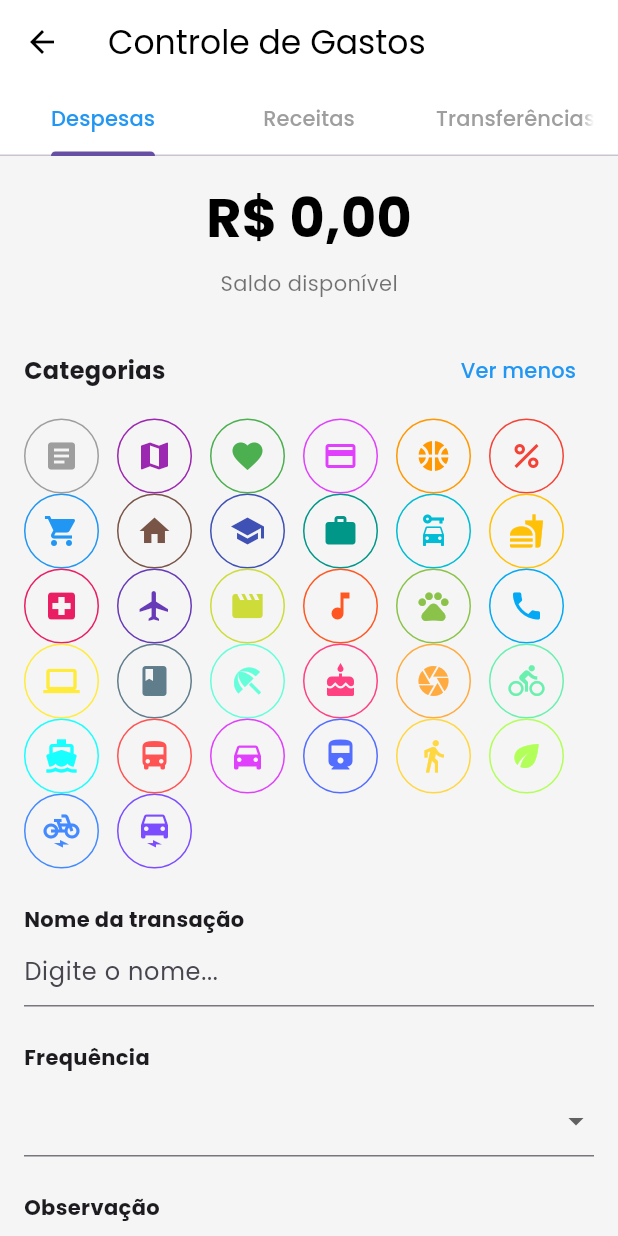
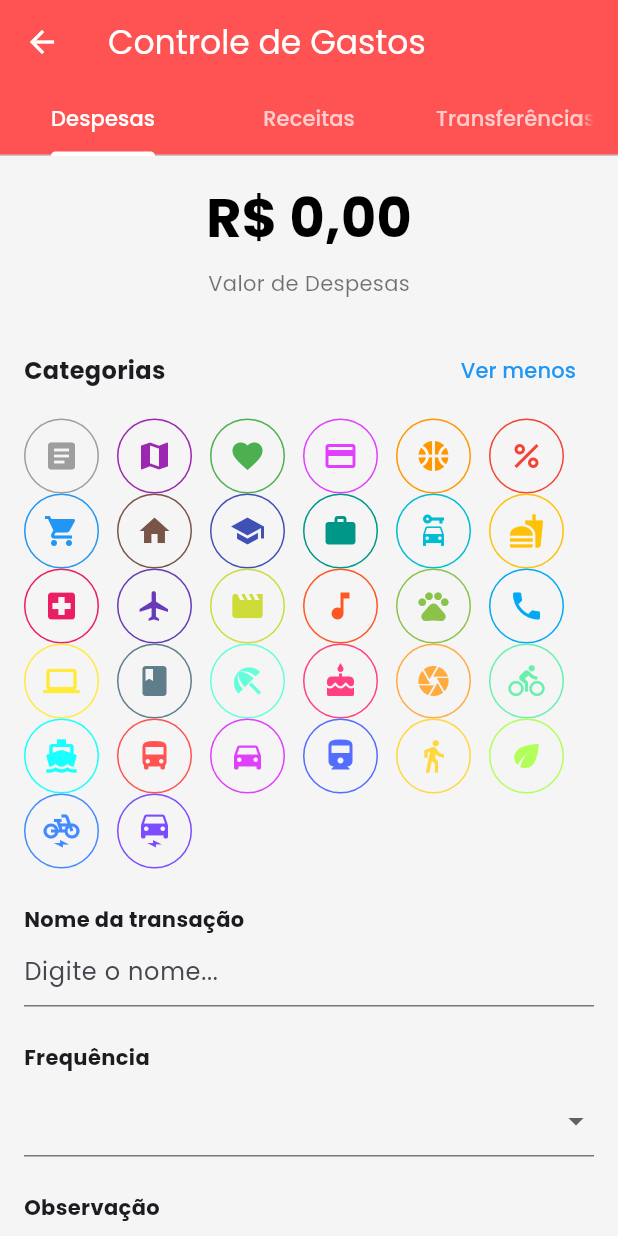
Before and after one commit to felipetaua/Finan-old, a Flutter app: the AddTransactionPage screen opened directly with empty values, after a tap on "Ver mais", on a phone screen of 412 x 824 dp. Run offline on Flutter 3.47's test engine with Material 3 defaults, Android fonts, the phone set to English and light mode, and no system bars; our stand-ins replace fl_chart, flutter_multi_formatter, font_awesome_flutter, google_fonts, shared_preferences, smooth_page_indicator; accounts and stored records are empty.

Commit message:
alterando a cor e deixando os efeitos melhores visualmente

```diff
--- a/lib/pages/home/main/add_despesas.dart
+++ b/lib/pages/home/main/add_despesas.dart
@@ -66,7 +66,7 @@ class AddTransactionPageState extends State<AddTransactionPage>
     _tabController = TabController(length: 3, vsync: this);
     _tabController.addListener(() {
       if (_tabController.indexIsChanging) return;
-      setState(() {}); // Atualiza a cor quando desliza entre as abas
+      setState(() {}); // Atualiza o estado para refletir a aba atual
     });
   }
 
@@ -81,6 +81,32 @@ class AddTransactionPageState extends State<AddTransactionPage>
         double.tryParse(value.replaceAll(',', '').replaceAll('.', '')) ?? 0.0;
     final formatter = NumberFormat.currency(locale: 'pt_BR', symbol: 'R\$');
     return formatter.format(number / 100);
+  }
+
+  String _getTextoValor() {
+    switch (_tabController.index) {
+      case 0:
+        return 'Valor de Despesas';
+      case 1:
+        return 'Valor de Receitas';
+      case 2:
+        return 'Valor de Transferências';
+      default:
+        return 'Valor';
+    }
+  }
+
+  Color _getBackgroundColor() {
+    switch (_tabController.index) {
+      case 0:
+        return Colors.redAccent; // Cor para Despesas
+      case 1:
+        return Colors.green; // Cor para Receitas
+      case 2:
+        return Colors.grey; // Cor para Transferências
+      default:
+        return Colors.white; // Cor padrão
+    }
   }
 
   void _salvarTransacao() {
@@ -128,17 +154,18 @@ class AddTransactionPageState extends State<AddTransactionPage>
     return Scaffold(
       backgroundColor: const Color(0xFFF5F5F5),
       appBar: AppBar(
-        backgroundColor: Colors.white,
+        backgroundColor: _getBackgroundColor(), // Cor dinâmica
         elevation: 0,
         title: const Text(
           'Controle de Gastos',
-          style: TextStyle(color: Colors.black),
+          style: TextStyle(color: Colors.white),
         ),
-        iconTheme: const IconThemeData(color: Colors.black),
+        iconTheme: const IconThemeData(color: Colors.white),
         bottom: TabBar(
           controller: _tabController,
-          labelColor: Colors.blue,
-          unselectedLabelColor: Colors.grey,
+          labelColor: Colors.white,
+          unselectedLabelColor: Colors.white70,
+          indicatorColor: Colors.white,
           tabs: const [
             Tab(text: 'Despesas'),
             Tab(text: 'Receitas'),
@@ -302,10 +329,10 @@ class AddTransactionPageState extends State<AddTransactionPage>
             ),
           ),
           const SizedBox(height: 8),
-          const Center(
+          Center(
             child: Text(
-              'Saldo disponível',
-              style: TextStyle(color: Colors.black54),
+              _getTextoValor(),
+              style: const TextStyle(color: Colors.black54),
             ),
           ),
           const SizedBox(height: 24),
```
